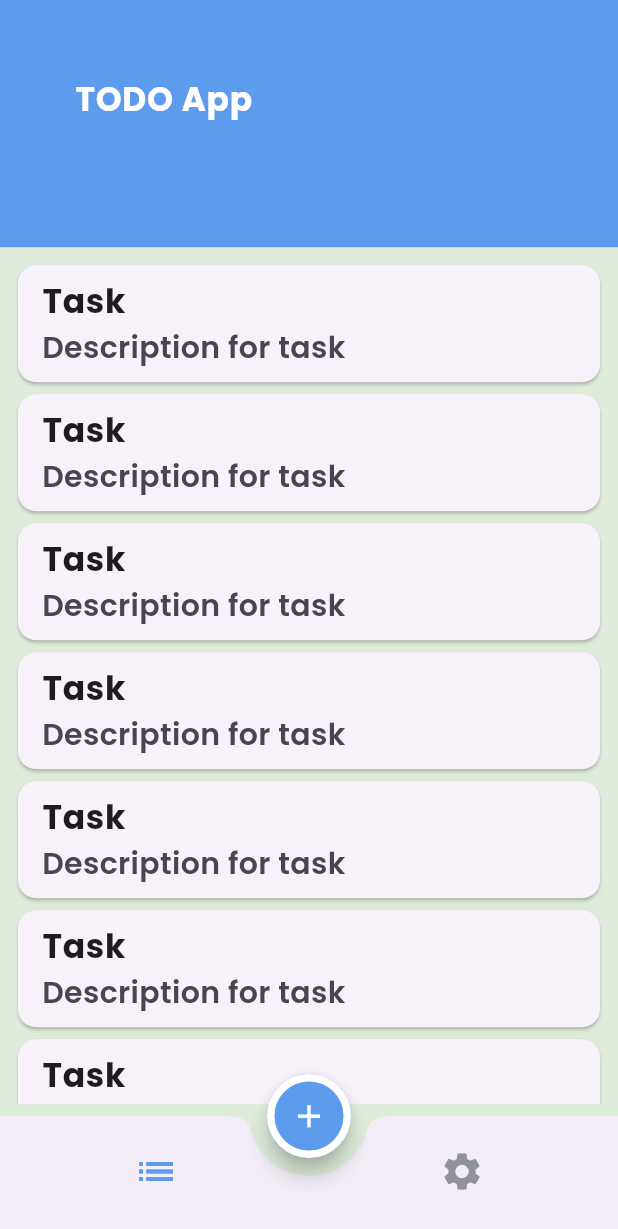
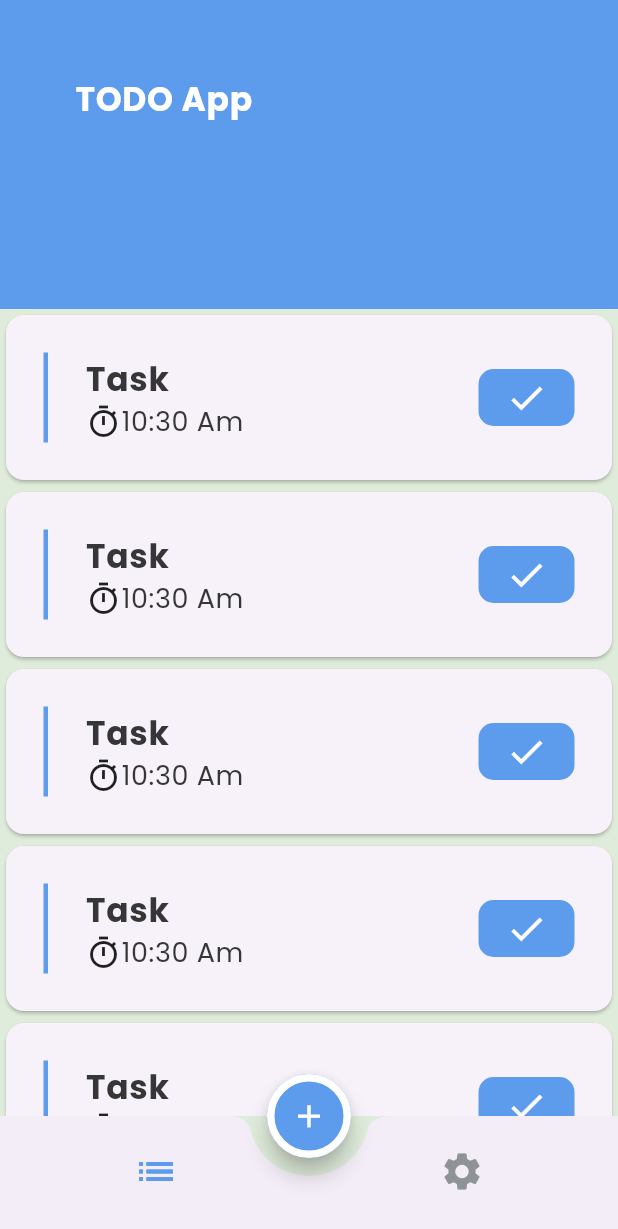
Before and after one commit to MayadaMansour/ToDo_App_Project, a Flutter app: the screen it shows after launch, on a phone screen of 412 x 824 dp. Shown: the top 1229 px of the screen. Run offline on Flutter 3.47's test engine with Material 3 defaults, Android fonts, the phone set to English and light mode, and no system bars; drawn by our look-alikes of flutter_slidable; our stand-ins replace cloud_firestore, firebase_core, google_fonts; accounts and stored records are empty; generated files the repository leaves out were written again.

Commit message:
Edit Ui ListView Tasks

```diff
--- a/lib/ui/home/home_screen.dart
+++ b/lib/ui/home/home_screen.dart
@@ -65,9 +65,9 @@ class _HomeScreenState extends State<HomeScreen> {
         crossAxisAlignment: CrossAxisAlignment.stretch,
         children: [
           Container(
-            padding: const EdgeInsets.all(50),
+             padding: const EdgeInsets.all(50),
             color: ColorResources.primaryLightColor,
-            height: MediaQuery.of(context).size.height * 0.2,
+            height: MediaQuery.of(context).size.height * 0.25,
             child: Text(
               AppLocalizations.of(context)!.appTitle,
               style: Theme.of(context).textTheme.bodyLarge?.copyWith(
--- a/lib/ui/home/list/list_screen.dart
+++ b/lib/ui/home/list/list_screen.dart
@@ -1,23 +1,118 @@
 import 'package:flutter/material.dart';
+import 'package:flutter_slidable/flutter_slidable.dart';
+import 'package:todo_app_project/utils/color_resource/color_resources.dart';
 
-class ListScreen extends StatelessWidget {
-  const ListScreen({super.key});
+class ListScreen extends StatefulWidget {
+  ListScreen({super.key});
+
+  @override
+  _ListScreenState createState() => _ListScreenState();
+}
+
+class _ListScreenState extends State<ListScreen> {
+  final List<bool> _clickStatus = List<bool>.generate(20, (index) => false);
 
   @override
   Widget build(BuildContext context) {
-    return Container(
-      padding: const EdgeInsets.all(8.0),
-      child: ListView.builder(
-        itemCount: 20,
-        itemBuilder: (context, index) {
-          return const Card(
-            child: ListTile(
-              title: Text('Task'),
-              subtitle: Text('Description for task '),
+    return ListView.builder(
+      itemCount: 20,
+      itemBuilder: (context, index) {
+        return Slidable(
+            key: ValueKey(index),
+            startActionPane: ActionPane(
+              motion: const ScrollMotion(),
+              children: [
+                SlidableAction(
+                  onPressed: (context) {
+                    setState(() {
+                      _clickStatus.removeAt(index);
+                    });
+                  },
+                  backgroundColor: Colors.red,
+                  foregroundColor: Colors.white,
+                  icon: Icons.delete,
+                  label: 'Delete',
+                  borderRadius: BorderRadius.circular(15),
+                  padding: EdgeInsets.all(10),
+                ),
+              ],
             ),
-          );
-        },
-      ),
+            child: Card(
+              child: Row(
+                children: [
+                  Container(
+                    margin: const EdgeInsets.all(25),
+                    color: _clickStatus[index]
+                        ? ColorResources.green
+                        : ColorResources.primaryLightColor,
+                    height: 60,
+                    width: 3,
+                  ),
+                  Expanded(
+                    child: Column(
+                      crossAxisAlignment: CrossAxisAlignment.stretch,
+                      children: [
+                        Text(
+                          "Task",
+                          style: _clickStatus[index]
+                              ? Theme.of(context)
+                                  .textTheme
+                                  .bodyLarge
+                                  ?.copyWith(color: ColorResources.green)
+                              : Theme.of(context)
+                                  .textTheme
+                                  .bodyLarge
+                                  ?.copyWith(color: ColorResources.blackText),
+                        ),
+                        Row(
+                          children: [
+                            const Icon(Icons.timer_outlined),
+                            Text(
+                              "10:30 Am",
+                              style: Theme.of(context)
+                                  .textTheme
+                                  .bodySmall
+                                  ?.copyWith(color: ColorResources.blackText),
+                            )
+                          ],
+                        )
+                      ],
+                    ),
+                  ),
+                  InkWell(
+                      onTap: () {
+                        setState(() {
+                          _clickStatus[index] = !_clickStatus[index];
+                        });
+                      },
+                      child: _clickStatus[index]
+                          ? Padding(
+                              padding: const EdgeInsets.only(right: 25),
+                              child: Text('Done',
+                                  style: Theme.of(context)
+                                      .textTheme
+                                      .bodyLarge
+                                      ?.copyWith(color: ColorResources.green)),
+                            )
+                          : Container(
+                              padding: const EdgeInsets.only(
+                                  left: 18, right: 18, top: 5, bottom: 5),
+                              margin: const EdgeInsets.all(25),
+                              decoration: BoxDecoration(
+                                color: ColorResources.primaryLightColor,
+                                borderRadius: const BorderRadius.all(
+                                    Radius.circular(10.0)),
+                              ),
+                              child: Icon(
+                                Icons.check,
+                                color: ColorResources.white,
+                                size: 28,
+                              ),
+                            )),
+                ],
+              ),
+            ));
+      },
     );
   }
 }
--- a/pubspec.yaml
+++ b/pubspec.yaml
@@ -40,6 +40,8 @@ dependencies:
   intl: any
   firebase_core: ^2.27.0
   cloud_firestore: ^4.15.8
+  flutter_slidable: ^3.1.1
+
 
 
 
```
Also changed, not shown: pubspec.lock.
